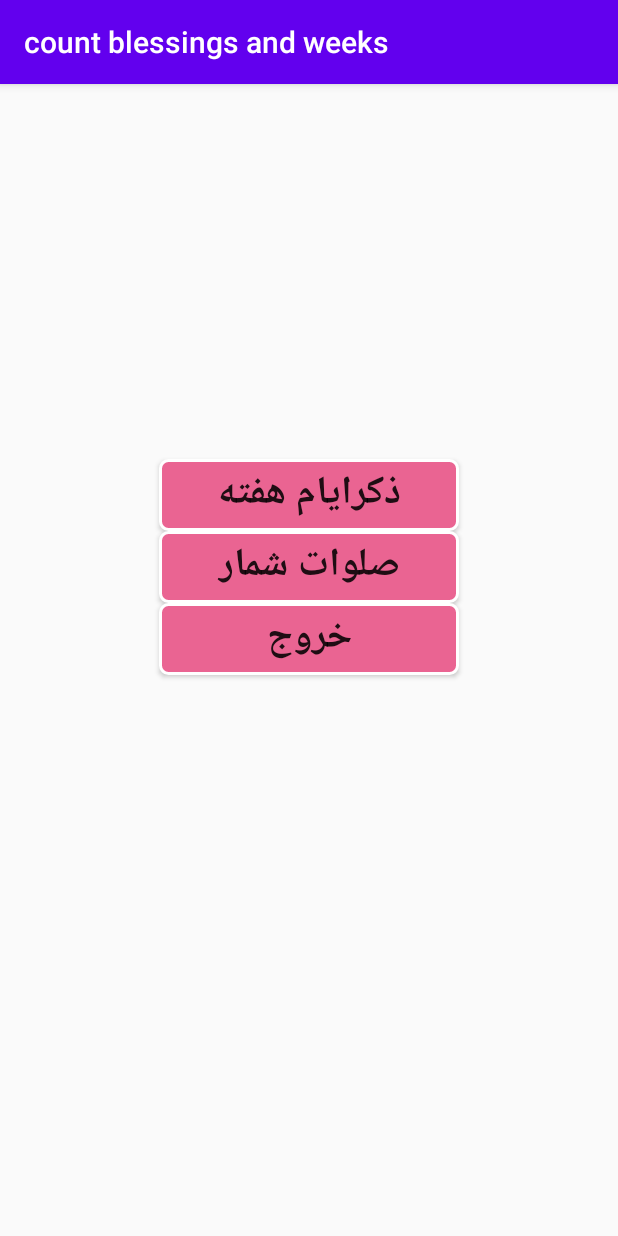
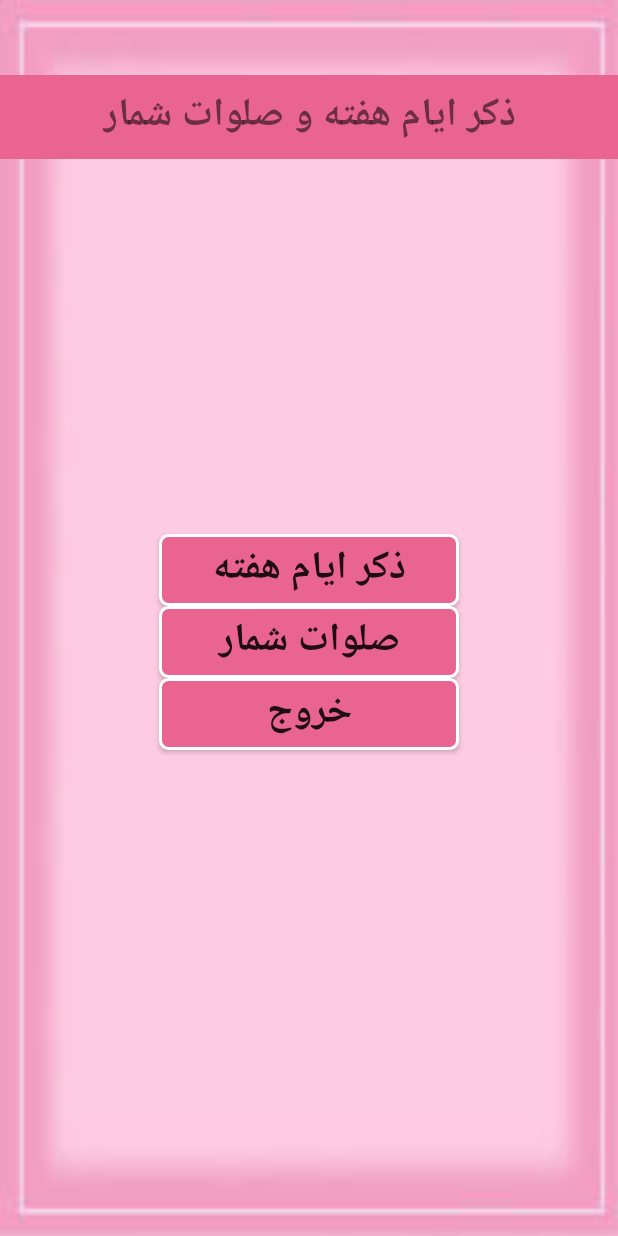
Before and after one commit to NARI1108/Count_Blessings_And_Days, an Android app: the screen it shows after launch (MainActivity), on a phone screen of 412 x 824 dp. Run offline under Robolectric (Android 15) with nearby library versions, the phone set to English and light mode, and no system bars.

Commit message:
Creating a dedicated action bar and connecting each of the views to its Java layer.

```diff
--- a/app/src/main/java/com/example/countblessingsandweeks/MainActivity.java
+++ b/app/src/main/java/com/example/countblessingsandweeks/MainActivity.java
@@ -3,12 +3,22 @@ package com.example.countblessingsandweeks;
 import androidx.appcompat.app.AppCompatActivity;
 
 import android.os.Bundle;
+import android.widget.Button;
+import android.widget.TextView;
 
 public class MainActivity extends AppCompatActivity {
-
+    Button btn_count_blessings, btn_count_weeks, btn_exit;
+    TextView txt_title;
     @Override
     protected void onCreate(Bundle savedInstanceState) {
         super.onCreate(savedInstanceState);
         setContentView(R.layout.activity_main);
+        findViews();
+    }
+    public void findViews(){
+        btn_count_blessings =findViewById(R.id.btn_count_blessings);
+        btn_count_weeks = findViewById(R.id.btn_count_weeks);
+        btn_exit = findViewById(R.id.btn_exit);
+        txt_title = findViewById(R.id.txt_title);
     }
 }
--- a/app/src/main/res/layout/activity_main.xml
+++ b/app/src/main/res/layout/activity_main.xml
@@ -5,7 +5,23 @@
     android:layout_width="match_parent"
     android:layout_height="match_parent"
     android:orientation="vertical"
+    android:background="@drawable/background"
     tools:context=".MainActivity">
+    <androidx.appcompat.widget.Toolbar
+        android:layout_width="match_parent"
+        android:layout_height="wrap_content"
+        android:layout_marginTop="50dp"
+        android:background="@color/pink">
+        <TextView
+            android:id="@+id/txt_title"
+            android:layout_width="wrap_content"
+            android:layout_height="wrap_content"
+            android:text="@string/text_title"
+            android:textSize="26sp"
+            android:textStyle="bold"
+            android:layout_gravity="center"/>
+    </androidx.appcompat.widget.Toolbar>
+
     <Button
         android:id="@+id/btn_count_weeks"
         android:layout_width="200dp"
@@ -34,4 +50,5 @@
         android:textStyle="bold"
         android:layout_gravity="center"
         android:background="@drawable/button_style_0"/>
+
 </LinearLayout>
--- a/app/src/main/res/values-night/themes.xml
+++ b/app/src/main/res/values-night/themes.xml
@@ -1,8 +1,8 @@
 <resources xmlns:tools="http://schemas.android.com/tools">
     <!-- Base application theme. -->
-    <style name="Theme.CountBlessingsAndWeeks" parent="Theme.AppCompat.Light.DarkActionBar">
+    <style name="Theme.CountBlessingsAndWeeks" parent="Theme.AppCompat.Light.NoActionBar">
         <!-- Primary brand color. -->
-        <item name="colorPrimary">@color/purple_200</item>
+        <item name="colorPrimary">@color/pink</item>
         <item name="colorPrimaryVariant">@color/purple_700</item>
         <item name="colorOnPrimary">@color/black</item>
         <!-- Secondary brand color. -->
--- a/app/src/main/res/values/strings.xml
+++ b/app/src/main/res/values/strings.xml
@@ -1,6 +1,7 @@
 <resources>
-    <string name="app_name">count blessings and weeks</string>
+    <string name="app_name">ذکر ایام و صلوات شمار</string>
     <string name="count_blessings">صلوات شمار</string>
-    <string name="count_weeks">ذکرایام هفته</string>
+    <string name="count_weeks">ذکر ایام هفته</string>
     <string name="exit">خروج</string>
+    <string name="text_title">ذکر ایام هفته و صلوات شمار</string>
 </resources>
--- a/app/src/main/res/values/themes.xml
+++ b/app/src/main/res/values/themes.xml
@@ -1,8 +1,8 @@
 <resources xmlns:tools="http://schemas.android.com/tools">
     <!-- Base application theme. -->
-    <style name="Theme.CountBlessingsAndWeeks" parent="Theme.AppCompat.Light.DarkActionBar">
+    <style name="Theme.CountBlessingsAndWeeks" parent="Theme.AppCompat.Light.NoActionBar">
         <!-- Primary brand color. -->
-        <item name="colorPrimary">@color/purple_500</item>
+        <item name="colorPrimary">@color/pink</item>
         <item name="colorPrimaryVariant">@color/purple_700</item>
         <item name="colorOnPrimary">@color/white</item>
         <!-- Secondary brand color. -->
```
Also changed, not shown: app/src/main/res/drawable/background.png (added).
